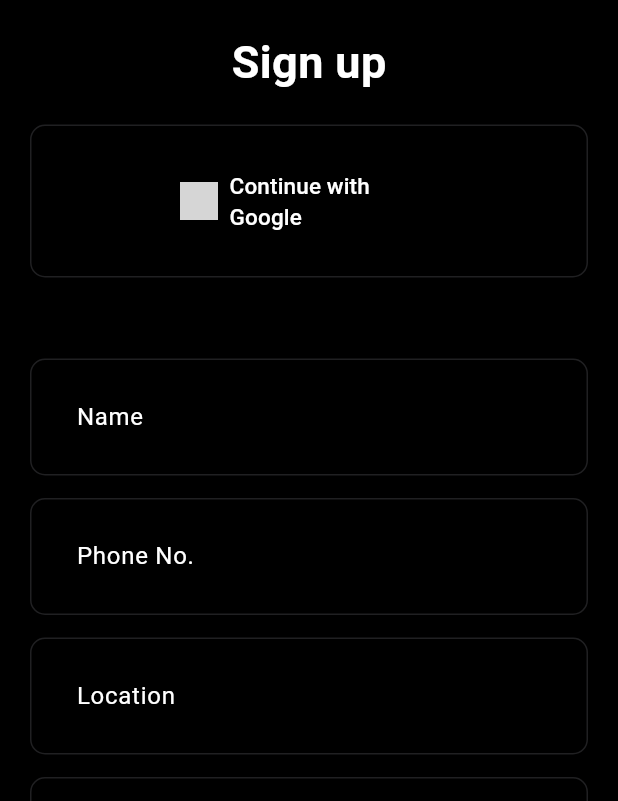
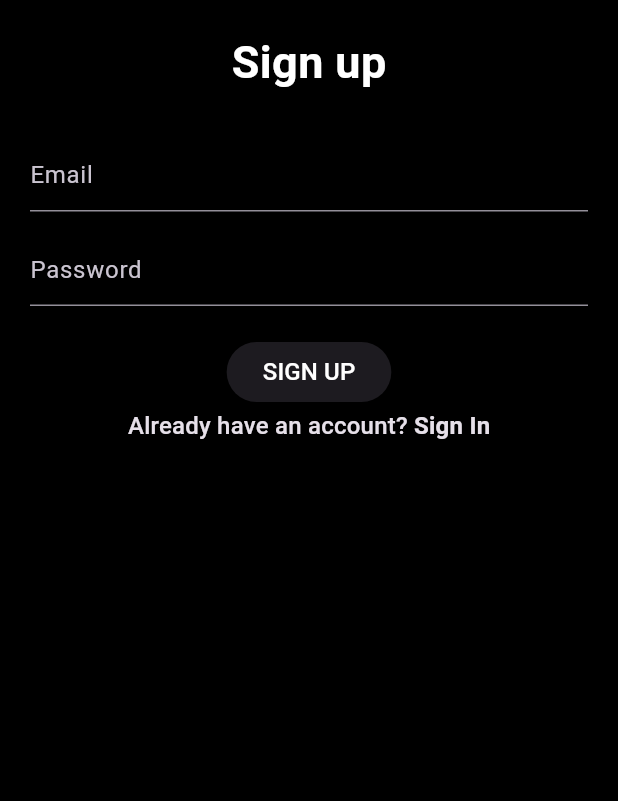
Before and after one commit to Shanu-Kumawat/ShoreGuard, a Flutter app: the Signupscreen screen opened directly, on a phone screen of 412 x 824 dp, the part 435-1236 px from its top. Run offline on Flutter 3.47's test engine with Material 3 defaults, Android fonts, the phone set to English and light mode, and no system bars; our stand-ins replace firebase_auth, firebase_core, flutter_map, flutter_svg, latlong2; missing offline and left inert: gif; accounts and stored records are empty; network calls fail; grey boxes are pictures that could not be loaded.

```diff
--- a/lib/screens/signupscreen.dart
+++ b/lib/screens/signupscreen.dart
@@ -1,12 +1,48 @@
+import 'dart:async';
+
+import 'package:firebase_auth/firebase_auth.dart';
 import 'package:flutter/material.dart';
 import 'package:shoreguard/screens/homescreen.dart';
-import 'package:shoreguard/widgets/gradient_button.dart';
-import 'package:shoreguard/widgets/loginfield.dart';
-import 'package:shoreguard/widgets/social_button.dart';
+import 'package:shoreguard/screens/loginscreen.dart';
 
-class Signupscreen extends StatelessWidget {
+class Signupscreen extends StatefulWidget {
+  static route() => MaterialPageRoute(
+    builder: (context) => const Signupscreen(),
+  );
   const Signupscreen({super.key});
 
+  @override
+  State<Signupscreen> createState() => _SignupscreenState();
+}
+
+class _SignupscreenState extends State<Signupscreen> {
+  final emailController = TextEditingController();
+  final passwordController = TextEditingController();
+  final formKey = GlobalKey<FormState>();
+
+  @override
+  void dispose() {
+    emailController.dispose();
+    passwordController.dispose();
+    super.dispose();
+  }
+
+  Future<void> createUserWithEmailAndPassword() async {
+    try {
+      final userCredential =
+      await FirebaseAuth.instance.createUserWithEmailAndPassword(
+        email: emailController.text.trim(),
+        password: passwordController.text.trim(),
+      );
+      print(userCredential.user?.uid);
+      // If successful, return without throwing an error
+      return;
+    } on FirebaseAuthException catch (e) {
+      print(e.message);
+      // Rethrow the exception so it can be caught in the onPressed function
+      throw e;
+    }
+  }
   @override
   Widget build(BuildContext context) {
 
@@ -17,6 +53,7 @@ class Signupscreen extends StatelessWidget {
           child: Padding(
             padding: const EdgeInsets.symmetric(horizontal: 20),
             child: Center(
+              key: formKey,
               child: Column(
                 children: [
                   const SizedBox(height: 40), // Add some top padding
@@ -34,36 +71,71 @@ class Signupscreen extends StatelessWidget {
                         color: Colors.white
                     ),
                   ),
+
+                  const SizedBox(height: 10),
                   const SizedBox(height: 20),
-                  const SocialButton(
-                      iconpath: 'assets/svgs/g_logo.svg',
-                      label: 'Continue with Google'),
-                  const SizedBox(height: 15),
-                  const Text(
-                    'or',
-                    style: TextStyle(
-                        fontSize: 17,
-                        color: Colors.black
+                  TextFormField(
+                    controller: emailController,
+                    decoration: const InputDecoration(
+                      hintText: 'Email',
                     ),
                   ),
                   const SizedBox(height: 15),
-                  const Loginfield(hintText: 'Name'),
-                  const SizedBox(height: 15),
-                  const Loginfield(hintText: 'Phone No.'),
-                  const SizedBox(height: 15),
-                  const Loginfield(hintText: 'Location'),
-                  const SizedBox(height: 15),
-                  const Loginfield(hintText: 'Email'),
-                  const SizedBox(height: 15),
-                  const Loginfield(hintText: 'Password'),
+                  TextFormField(
+                    controller: passwordController,
+                    decoration: const InputDecoration(
+                      hintText: 'Password',
+                    ),
+                    obscureText: true,
+                  ),
                   const SizedBox(height: 20),
-                  GradientButton(onTap: () {
-                    Navigator.push(
-                        context,
-                        MaterialPageRoute(
-                            builder: (context) => const HomeScreen()));
-                  },),
-                  const SizedBox(height: 40)
+                  ElevatedButton(
+                    onPressed: () async {
+                      try {
+                        await createUserWithEmailAndPassword();
+                        // Only navigate if sign up was successful
+                        Navigator.pushReplacement(
+                            context,
+                            MaterialPageRoute(builder: (context) => HomeScreen())
+                        );
+                      } catch (error) {
+                        // Show error message
+                        ScaffoldMessenger.of(context).showSnackBar(
+                          SnackBar(
+                            content: Text('Sign Up Error: ${error.toString()}'),
+                            backgroundColor: Colors.red,
+                          ),
+                        );
+                      }
+                    },
+                    child: const Text(
+                      'SIGN UP',
+                      style: TextStyle(
+                        fontSize: 16,
+                        color: Colors.white,
+                      ),
+                    ),
+                  ),
+                  GestureDetector(
+                    onTap: () {
+                      Navigator.push(context, LoginScreen.route());
+                    },
+                    child: RichText(
+                      text: TextSpan(
+                        text: 'Already have an account? ',
+                        style: Theme.of(context).textTheme.titleMedium,
+                        children: [
+                          TextSpan(
+                            text: 'Sign In',
+                            style:
+                            Theme.of(context).textTheme.titleMedium?.copyWith(
+                              fontWeight: FontWeight.bold,
+                            ),
+                          ),
+                        ],
+                      ),
+                    ),
+                  ),
                 ],
               ),
             ),
```
Also changed, not shown: lib/main.dart (+24 -2 lines), lib/screens/loginscreen.dart (+99 -17 lines), pubspec.yaml (+9 -0 lines), firebase.json (added), lib/firebase_options.dart (added), pubspec.lock, 8 other files.
